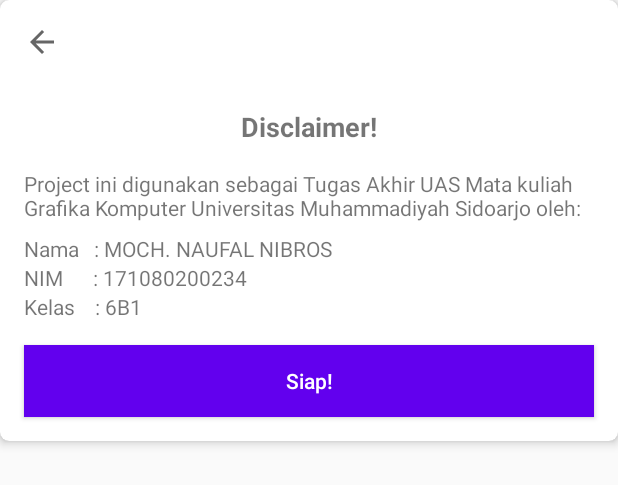
After one commit to naufalnibros/simple-ar, an Android app: the layout fragment_disclaimer.xml on its own in the app's theme, with its tools: preview values and no code run, on a phone screen of 412 x 824 dp. The commit adds this screen. Shown: the top 485 px of the screen. Run offline under Robolectric (Android 15) with nearby library versions, the phone set to English and light mode, and no system bars.

Commit message:
add: disclaimer

```diff
--- a/app/build.gradle
+++ b/app/build.gradle
@@ -1,5 +1,6 @@
 plugins {
     id 'com.android.application'
+    id 'kotlin-android'
 }
 
 android {
@@ -34,6 +35,8 @@ dependencies {
     implementation 'com.google.android.material:material:1.4.0'
     implementation 'androidx.constraintlayout:constraintlayout:2.0.4'
     implementation 'com.gorisse.thomas.sceneform:sceneform:1.19.4'
+    implementation "org.jetbrains.kotlin:kotlin-stdlib:$kotlin_version"
+    implementation 'androidx.legacy:legacy-support-v4:1.0.0'
     testImplementation 'junit:junit:4.+'
     androidTestImplementation 'androidx.test.ext:junit:1.1.2'
     androidTestImplementation 'androidx.test.espresso:espresso-core:3.3.0'
--- /dev/null
+++ b/app/src/main/java/co/id/naufalnibros/arprojectastronot/DisclaimerFragment.kt
@@ -0,0 +1,23 @@
+package co.id.naufalnibros.arprojectastronot
+
+import android.os.Bundle
+import android.view.LayoutInflater
+import android.view.View
+import android.view.ViewGroup
+import androidx.appcompat.widget.AppCompatButton
+import androidx.appcompat.widget.Toolbar
+import com.google.android.material.bottomsheet.BottomSheetDialogFragment
+
+class DisclaimerFragment : BottomSheetDialogFragment() {
+
+    override fun onCreateView(inflater: LayoutInflater, container: ViewGroup?, savedInstanceState: Bundle?): View? {
+        return inflater.inflate(R.layout.fragment_disclaimer, container, false)
+    }
+
+    override fun onViewCreated(view: View, savedInstanceState: Bundle?) {
+        super.onViewCreated(view, savedInstanceState)
+        isCancelable = false
+        view.findViewById<Toolbar>(R.id.toolbar).setNavigationOnClickListener { dismiss() }
+        view.findViewById<AppCompatButton>(R.id.action).setOnClickListener { dismiss() }
+    }
+}
--- a/app/src/main/java/co/id/naufalnibros/arprojectastronot/MainActivity.java
+++ b/app/src/main/java/co/id/naufalnibros/arprojectastronot/MainActivity.java
@@ -44,11 +44,16 @@ public class MainActivity extends AppCompatActivity implements
     private Renderable model;
     private ViewRenderable viewRenderable;
 
+    private DisclaimerFragment disclaimer;
+
     @Override
     protected void onCreate(Bundle savedInstanceState) {
         super.onCreate(savedInstanceState);
         setContentView(R.layout.activity_main);
         getSupportFragmentManager().addFragmentOnAttachListener(this);
+
+        disclaimer = new DisclaimerFragment();
+        disclaimer.show(getSupportFragmentManager(), disclaimer.getTag());
 
         if (savedInstanceState == null) {
             if (Sceneform.isSupported(this)) {
@@ -117,7 +122,7 @@ public class MainActivity extends AppCompatActivity implements
 
         // Available modes: DEPTH_OCCLUSION_DISABLED, DEPTH_OCCLUSION_ENABLED
         arSceneView.getCameraStream()
-                .setDepthOcclusionMode(CameraStream.DepthOcclusionMode.DEPTH_OCCLUSION_ENABLED);
+                .setDepthOcclusionMode(CameraStream.DepthOcclusionMode.DEPTH_OCCLUSION_DISABLED);
     }
 
     @Override
--- /dev/null
+++ b/app/src/main/res/drawable/ic_baseline_arrow_back_24.xml
@@ -0,0 +1,11 @@
+<vector xmlns:android="http://schemas.android.com/apk/res/android"
+    android:width="24dp"
+    android:height="24dp"
+    android:viewportWidth="24"
+    android:viewportHeight="24"
+    android:tint="?attr/colorControlNormal"
+    android:autoMirrored="true">
+  <path
+      android:fillColor="@android:color/white"
+      android:pathData="M20,11H7.83l5.59,-5.59L12,4l-8,8 8,8 1.41,-1.41L7.83,13H20v-2z"/>
+</vector>
--- /dev/null
+++ b/app/src/main/res/layout/fragment_disclaimer.xml
@@ -0,0 +1,75 @@
+<?xml version="1.0" encoding="utf-8"?>
+<androidx.cardview.widget.CardView xmlns:android="http://schemas.android.com/apk/res/android"
+    xmlns:tools="http://schemas.android.com/tools"
+    android:layout_width="match_parent"
+    android:layout_height="wrap_content"
+    xmlns:app="http://schemas.android.com/apk/res-auto"
+    app:cardCornerRadius="6dp"
+    app:cardElevation="4dp"
+    tools:context=".DisclaimerFragment">
+    <LinearLayout
+        android:orientation="vertical"
+        android:layout_width="match_parent"
+        android:layout_height="wrap_content">
+
+        <androidx.appcompat.widget.Toolbar
+            android:id="@+id/toolbar"
+            android:background="@android:color/transparent"
+            android:layout_width="match_parent"
+            android:layout_height="?actionBarSize"
+            app:navigationIcon="@drawable/ic_baseline_arrow_back_24"/>
+
+        <TextView
+            android:layout_width="match_parent"
+            android:layout_height="wrap_content"
+            android:layout_marginVertical="16dp"
+            android:textAlignment="center"
+            android:textStyle="bold"
+            android:text="Disclaimer!"
+            android:textSize="18sp"
+            tools:ignore="HardcodedText" />
+
+        <TextView
+            android:layout_width="match_parent"
+            android:layout_height="wrap_content"
+            android:layout_marginHorizontal="16dp"
+            android:text="Project ini digunakan sebagai Tugas Akhir UAS Mata kuliah Grafika Komputer Universitas Muhammadiyah Sidoarjo oleh:"
+            tools:ignore="HardcodedText" />
+
+        <TextView
+            android:layout_width="match_parent"
+            android:layout_height="wrap_content"
+            android:layout_marginTop="8dp"
+            android:layout_marginHorizontal="16dp"
+            android:text="Nama   : MOCH. NAUFAL NIBROS"
+            tools:ignore="HardcodedText" />
+
+        <TextView
+            android:layout_width="match_parent"
+            android:layout_height="wrap_content"
+            android:layout_marginHorizontal="16dp"
+            android:text="NIM      : 171080200234"
+            tools:ignore="HardcodedText" />
+
+        <TextView
+            android:layout_width="match_parent"
+            android:layout_height="wrap_content"
+            android:layout_marginHorizontal="16dp"
+            android:text="Kelas    : 6B1"
+            tools:ignore="HardcodedText" />
+
+        <androidx.appcompat.widget.AppCompatButton
+            android:id="@+id/action"
+            android:layout_margin="16dp"
+            android:background="@color/purple_500"
+            android:text="Siap!"
+            android:clickable="true"
+            android:focusable="true"
+            android:textAllCaps="false"
+            android:textColor="@android:color/white"
+            android:layout_width="match_parent"
+            android:layout_height="wrap_content"
+            tools:ignore="HardcodedText" />
+
+    </LinearLayout>
+</androidx.cardview.widget.CardView>
--- a/app/src/main/res/values/strings.xml
+++ b/app/src/main/res/values/strings.xml
@@ -1,3 +1,5 @@
 <resources>
     <string name="app_name">AR Project Astronot</string>
+    <!-- TODO: Remove or change this placeholder text -->
+    <string name="hello_blank_fragment">Hello blank fragment</string>
 </resources>
--- a/build.gradle
+++ b/build.gradle
@@ -1,11 +1,15 @@
 // Top-level build file where you can add configuration options common to all sub-projects/modules.
 buildscript {
+    ext {
+        kotlin_version = '1.4.32'
+    }
     repositories {
         google()
         jcenter()
     }
     dependencies {
         classpath "com.android.tools.build:gradle:4.1.1"
+        classpath "org.jetbrains.kotlin:kotlin-gradle-plugin:$kotlin_version"
 
         // NOTE: Do not place your application dependencies here; they belong
         // in the individual module build.gradle files
```
